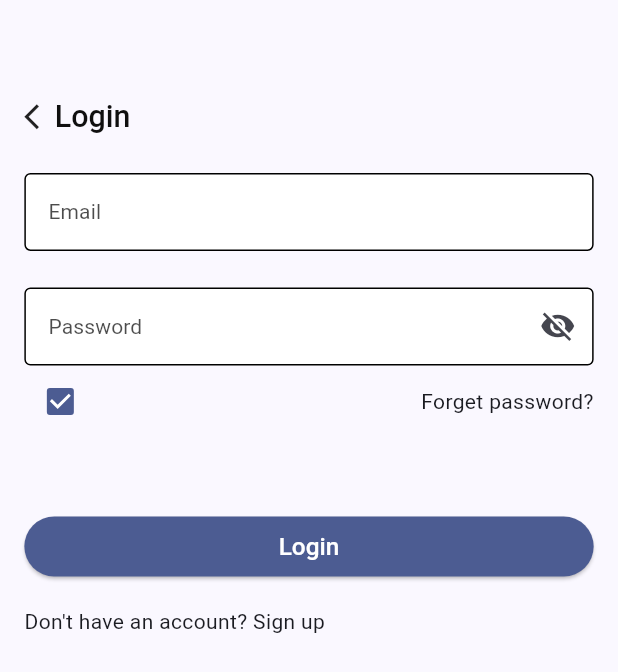
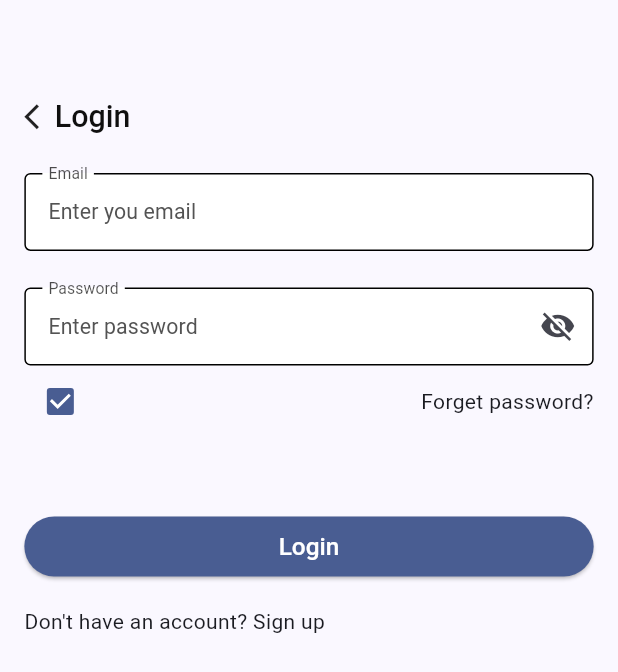
Before and after one commit to MohamedBishta/OnlineExam, a Flutter app: the screen it shows after launch, on a phone screen of 412 x 824 dp. Shown: the top 672 px of the screen. Run offline on Flutter 3.47's test engine with Material 3 defaults, Android fonts, the phone set to English and light mode, and no system bars; our stand-ins replace flutter_screenutil.

Commit message:
ForgetPassword

```diff
--- a/lib/core/reusable_components/custom_form_field.dart
+++ b/lib/core/reusable_components/custom_form_field.dart
@@ -44,6 +44,7 @@ class CustomFormField extends StatelessWidget {
         hintText: hintText,
         labelText: title,
         floatingLabelAlignment: FloatingLabelAlignment.start,
+        floatingLabelBehavior: FloatingLabelBehavior.always,
         labelStyle:Theme.of(context).textTheme.titleSmall?.copyWith(
             color: Colors.black.withOpacity(0.7)
         ) ,
--- a/lib/core/utils/colors_manager.dart
+++ b/lib/core/utils/colors_manager.dart
@@ -1,7 +1,12 @@
 import 'package:flutter/material.dart';
 
 class ColorsManager{
-  static const Color primaryColor = Color(0xff02369C) ;
+  static const Color primaryColor = Color(0xff011b4e) ;
   static const Color headTheme = Color(0xff0F0F0F);
   static const Color textTheme = Color(0xff535353);
+  static const Color babyBlue=Color(0xff02369C);
+
+
+
+
 }
--- a/lib/core/utils/strings_manager.dart
+++ b/lib/core/utils/strings_manager.dart
@@ -21,4 +21,14 @@ class StringsManager{
   static const String forgotPass = 'Forget password?';
   static const String rememberMe = 'Remember me';
   static const String dontHaveAccount = "Don't have an account? Sign up ";
+  static const String forgetPasswordTitle='Forget Password';
+  static const String forgetPasswordText='Please enter your email associated to\n your account';
+  static const String continueButton='Continue';
+  static const String emailVerificationTitle='Email verification';
+  static const String emailVerificationText='Please enter your code that send to\nyour email address ';
+  static const String otpSendText='Didn\'t receive code?';
+  static const String otpResendText='Resend';
+  static const String resetPasswordTitle='Reset Password';
+  static const String resetPasswordText='Password must not be empty and must contain\n6 characters with upper case letter and one\nnumber at least ';
+  static const String newPasswordTitle='New Password';
 }
--- a/lib/presentation/login/login_screen.dart
+++ b/lib/presentation/login/login_screen.dart
@@ -2,6 +2,7 @@ import 'package:flutter/material.dart';
 import 'package:flutter_screenutil/flutter_screenutil.dart';
 import 'package:online_exam/core/constants.dart';
 import 'package:online_exam/core/utils/strings_manager.dart';
+import 'package:online_exam/presentation/forget/forget_password.dart';
 
 import '../../core/reusable_components/custom_button.dart';
 import '../../core/reusable_components/custom_form_field.dart';
@@ -55,7 +56,8 @@ class _LoginScreenState extends State<LoginScreen> {
                       } };},),
             SizedBox(height: 24.h,),
             CustomFormField(title: StringsManager.passwordTitle,
-              hintText: StringsManager.passwordHint, controller: passController, validation: (email ) {
+              hintText: StringsManager.passwordHint, controller: passController,
+              validation: (email ) {
                     (pass) {
                       if (pass == null || pass.trim().isEmpty || pass < 8) {
                         return StringsManager.thisPassIsNotValid;
@@ -69,7 +71,10 @@ class _LoginScreenState extends State<LoginScreen> {
               ],
             ),
             SizedBox(height: 48.h,),
-            CustomButton(title: StringsManager.login, onPressed: () {  },),
+            CustomButton(title: StringsManager.login, onPressed: () {
+              Navigator.push(context,MaterialPageRoute(builder: (context) => ForgetPassword(),));
+
+            },),
             SizedBox(height: 16.h,),
             Text(StringsManager.dontHaveAccount)
           ],
--- a/pubspec.yaml
+++ b/pubspec.yaml
@@ -36,6 +36,8 @@ dependencies:
   # Use with the CupertinoIcons class for iOS style icons.
   cupertino_icons: ^1.0.2
   flutter_screenutil: ^5.9.3
+  otp_text_field: ^1.1.3
+
 
 dev_dependencies:
   flutter_test:
```
Also changed, not shown: pubspec.lock.
